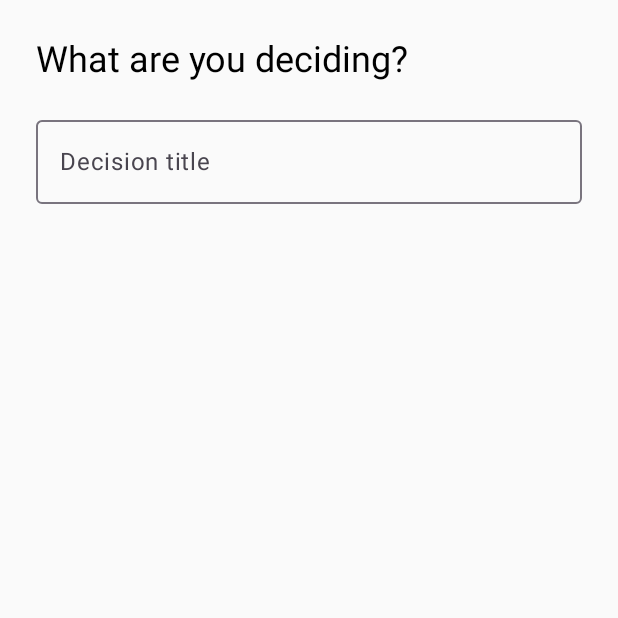
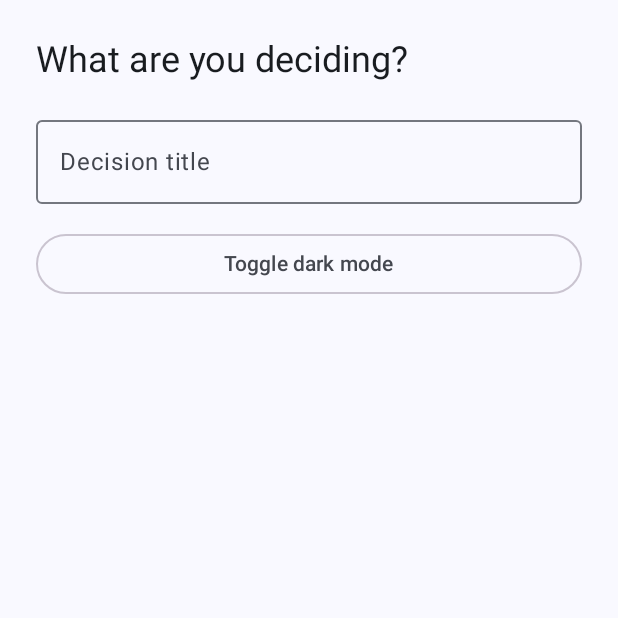
Before and after one commit to RychenJones/decide, an Android app built with Jetpack Compose: the screen it shows after launch (MainActivity), on a phone screen of 412 x 824 dp, the top half of it. Run offline under Robolectric (Android 15) with nearby library versions, the phone set to English and light mode, and no system bars.

Commit message:
added dark mode

```diff
--- a/app/src/main/java/com/example/decide/MainActivity.kt
+++ b/app/src/main/java/com/example/decide/MainActivity.kt
@@ -3,7 +3,7 @@ package com.example.decide
 import android.os.Bundle
 import androidx.activity.ComponentActivity
 import androidx.activity.compose.setContent
-import androidx.compose.material3.MaterialTheme
+import androidx.compose.foundation.isSystemInDarkTheme
 import androidx.compose.runtime.Composable
 import androidx.compose.runtime.getValue
 import androidx.compose.runtime.mutableStateOf
@@ -11,21 +11,29 @@ import androidx.compose.runtime.saveable.rememberSaveable
 import androidx.compose.runtime.setValue
 import com.example.decide.decision.ShowDecisionScreen
 import com.example.decide.home.ShowHomeScreen
+import com.example.decide.ui.theme.DecideTheme
 import java.util.Locale
 
 class MainActivity : ComponentActivity() {
     override fun onCreate(savedInstanceState: Bundle?) {
         super.onCreate(savedInstanceState)
         setContent {
-            MaterialTheme {
-                ShowDecideApp()
+            val systemInDarkTheme = isSystemInDarkTheme()
+            var darkTheme by rememberSaveable { mutableStateOf(systemInDarkTheme) }
+
+            DecideTheme(darkTheme = darkTheme) {
+                ShowDecideApp(
+                    onToggleTheme = { darkTheme = !darkTheme },
+                )
             }
         }
     }
 }
 
 @Composable
-private fun ShowDecideApp() {
+private fun ShowDecideApp(
+    onToggleTheme: () -> Unit,
+) {
     var decisionTitle by rememberSaveable { mutableStateOf<String?>(null) }
     var decisionTitles by rememberSaveable { mutableStateOf(emptyList<String>()) }
 
@@ -45,6 +53,7 @@ private fun ShowDecideApp() {
             onDecisionDeleted = { title ->
                 decisionTitles = decisionTitles - title
             },
+            onToggleTheme = onToggleTheme,
         )
     } else {
         ShowDecisionScreen(
--- a/app/src/main/java/com/example/decide/home/HomeScreen.kt
+++ b/app/src/main/java/com/example/decide/home/HomeScreen.kt
@@ -17,6 +17,7 @@ import androidx.compose.material.icons.filled.Delete
 import androidx.compose.material3.Icon
 import androidx.compose.material3.IconButton
 import androidx.compose.material3.MaterialTheme
+import androidx.compose.material3.OutlinedButton
 import androidx.compose.material3.OutlinedCard
 import androidx.compose.material3.OutlinedTextField
 import androidx.compose.material3.Text
@@ -38,6 +39,7 @@ fun ShowHomeScreen(
     onTitleSubmitted: (String) -> Unit,
     onDecisionSelected: (String) -> Unit,
     onDecisionDeleted: (String) -> Unit,
+    onToggleTheme: () -> Unit,
 ) {
     var decisionTitle by rememberSaveable { mutableStateOf("") }
 
@@ -69,6 +71,13 @@ fun ShowHomeScreen(
             keyboardOptions = KeyboardOptions(imeAction = ImeAction.Done),
             keyboardActions = KeyboardActions(onDone = { submitTitle() }),
         )
+
+        OutlinedButton(
+            onClick = onToggleTheme,
+            modifier = Modifier.fillMaxWidth(),
+        ) {
+            Text(stringResource(R.string.toggle_dark_mode))
+        }
 
         if (decisions.isEmpty()) {
             Spacer(modifier = Modifier.weight(1f))
--- a/app/src/main/java/com/example/decide/ui/theme/Theme.kt
+++ b/app/src/main/java/com/example/decide/ui/theme/Theme.kt
@@ -1,3 +1,48 @@
 package com.example.decide.ui.theme
 
-// Add the Compose theme here.
+import android.app.Activity
+import androidx.compose.foundation.isSystemInDarkTheme
+import androidx.compose.foundation.layout.fillMaxSize
+import androidx.compose.material3.MaterialTheme
+import androidx.compose.material3.Surface
+import androidx.compose.material3.Typography
+import androidx.compose.runtime.Composable
+import androidx.compose.runtime.SideEffect
+import androidx.compose.ui.Modifier
+import androidx.compose.ui.graphics.toArgb
+import androidx.compose.ui.platform.LocalView
+import androidx.core.view.WindowCompat
+
+@Composable
+fun DecideTheme(
+    darkTheme: Boolean = isSystemInDarkTheme(),
+    content: @Composable () -> Unit,
+) {
+    val colorScheme = if (darkTheme) DarkColorScheme else LightColorScheme
+    val view = LocalView.current
+
+    if (!view.isInEditMode) {
+        SideEffect {
+            val window = (view.context as Activity).window
+            window.statusBarColor = colorScheme.background.toArgb()
+            window.navigationBarColor = colorScheme.background.toArgb()
+
+            WindowCompat.getInsetsController(window, view).apply {
+                isAppearanceLightStatusBars = !darkTheme
+                isAppearanceLightNavigationBars = !darkTheme
+            }
+        }
+    }
+
+    MaterialTheme(
+        colorScheme = colorScheme,
+        typography = Typography(),
+    ) {
+        Surface(
+            modifier = Modifier.fillMaxSize(),
+            color = colorScheme.background,
+            contentColor = colorScheme.onBackground,
+            content = content,
+        )
+    }
+}
--- a/app/src/main/res/values/colors.xml
+++ b/app/src/main/res/values/colors.xml
@@ -1,4 +1,3 @@
 <?xml version="1.0" encoding="utf-8"?>
 <resources>
-    <color name="purple_700">#415F91</color>
 </resources>
--- a/app/src/main/res/values/strings.xml
+++ b/app/src/main/res/values/strings.xml
@@ -3,6 +3,7 @@
     <string name="app_name">Decide</string>
     <string name="decision_title_prompt">What are you deciding?</string>
     <string name="decision_title_label">Decision title</string>
+    <string name="toggle_dark_mode">Toggle dark mode</string>
     <string name="pros_entry_title">Add a pro</string>
     <string name="cons_entry_title">Add a con</string>
     <string name="item_text_label">Description</string>
```
Also changed, not shown: 67 other files.
